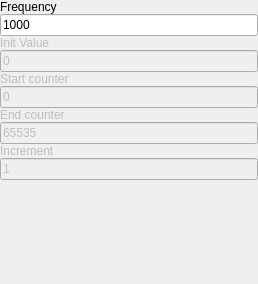
First picture: the form in ui/patterns/binarycounterpatternui.ui, repository analogdevicesinc/scopy, before the edit.
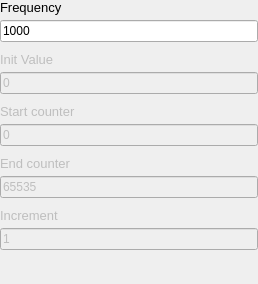
Second picture: the form after the edit.

Commit message: PatternGenerator: Fix spacing and set font size

Patch:
```diff
--- a/ui/patterns/binarycounterpatternui.ui
+++ b/ui/patterns/binarycounterpatternui.ui
@@ -30,115 +30,9 @@
     <number>0</number>
    </property>
    <property name="spacing">
-    <number>0</number>
+    <number>10</number>
    </property>
-   <item row="10" column="0">
-    <widget class="QLabel" name="label_4">
-     <property name="enabled">
-      <bool>false</bool>
-     </property>
-     <property name="text">
-      <string>Increment</string>
-     </property>
-    </widget>
-   </item>
-   <item row="9" column="0">
-    <widget class="QLineEdit" name="endEdit">
-     <property name="enabled">
-      <bool>false</bool>
-     </property>
-     <property name="text">
-      <string>65535</string>
-     </property>
-     <property name="readOnly">
-      <bool>false</bool>
-     </property>
-    </widget>
-   </item>
-   <item row="11" column="0">
-    <widget class="QLineEdit" name="incrementEdit">
-     <property name="enabled">
-      <bool>false</bool>
-     </property>
-     <property name="text">
-      <string>1</string>
-     </property>
-     <property name="readOnly">
-      <bool>true</bool>
-     </property>
-    </widget>
-   </item>
-   <item row="6" column="0">
-    <widget class="QLabel" name="label_2">
-     <property name="enabled">
-      <bool>false</bool>
-     </property>
-     <property name="text">
-      <string>Start counter</string>
-     </property>
-    </widget>
-   </item>
-   <item row="8" column="0">
-    <widget class="QLabel" name="label_3">
-     <property name="enabled">
-      <bool>false</bool>
-     </property>
-     <property name="text">
-      <string>End counter</string>
-     </property>
-    </widget>
-   </item>
-   <item row="1" column="0">
-    <widget class="QLabel" name="label">
-     <property name="text">
-      <string>Frequency</string>
-     </property>
-    </widget>
-   </item>
-   <item row="4" column="0">
-    <widget class="QLabel" name="label_5">
-     <property name="enabled">
-      <bool>false</bool>
-     </property>
-     <property name="text">
-      <string>Init Value</string>
-     </property>
-    </widget>
-   </item>
-   <item row="3" column="0">
-    <widget class="QLineEdit" name="frequency_LE">
-     <property name="text">
-      <string>1000</string>
-     </property>
-    </widget>
-   </item>
-   <item row="5" column="0">
-    <widget class="QLineEdit" name="inittval_LE">
-     <property name="enabled">
-      <bool>false</bool>
-     </property>
-     <property name="text">
-      <string>0</string>
-     </property>
-    </widget>
-   </item>
-   <item row="7" column="0">
-    <widget class="QLineEdit" name="startEdit">
-     <property name="enabled">
-      <bool>false</bool>
-     </property>
-     <property name="inputMask">
-      <string/>
-     </property>
-     <property name="text">
-      <string>0</string>
-     </property>
-     <property name="readOnly">
-      <bool>true</bool>
-     </property>
-    </widget>
-   </item>
-   <item row="12" column="0">
+   <item row="16" column="0">
     <spacer name="verticalSpacer">
      <property name="orientation">
       <enum>Qt::Vertical</enum>
@@ -151,6 +45,177 @@
      </property>
     </spacer>
    </item>
+   <item row="5" column="0">
+    <layout class="QVBoxLayout" name="verticalLayout_2">
+     <property name="spacing">
+      <number>5</number>
+     </property>
+     <property name="topMargin">
+      <number>0</number>
+     </property>
+     <item>
+      <widget class="QLabel" name="label_5">
+       <property name="enabled">
+        <bool>false</bool>
+       </property>
+       <property name="styleSheet">
+        <string notr="true">font-size: 13px;</string>
+       </property>
+       <property name="text">
+        <string>Init Value</string>
+       </property>
+      </widget>
+     </item>
+     <item>
+      <widget class="QLineEdit" name="inittval_LE">
+       <property name="enabled">
+        <bool>false</bool>
+       </property>
+       <property name="text">
+        <string>0</string>
+       </property>
+      </widget>
+     </item>
+    </layout>
+   </item>
+   <item row="4" column="0">
+    <layout class="QVBoxLayout" name="verticalLayout">
+     <property name="spacing">
+      <number>5</number>
+     </property>
+     <property name="topMargin">
+      <number>0</number>
+     </property>
+     <item>
+      <widget class="QLabel" name="label">
+       <property name="styleSheet">
+        <string notr="true">font-size: 13px;</string>
+       </property>
+       <property name="text">
+        <string>Frequency</string>
+       </property>
+      </widget>
+     </item>
+     <item>
+      <widget class="QLineEdit" name="frequency_LE">
+       <property name="text">
+        <string>1000</string>
+       </property>
+      </widget>
+     </item>
+    </layout>
+   </item>
+   <item row="8" column="0">
+    <layout class="QVBoxLayout" name="verticalLayout_3">
+     <property name="spacing">
+      <number>5</number>
+     </property>
+     <property name="topMargin">
+      <number>0</number>
+     </property>
+     <item>
+      <widget class="QLabel" name="label_2">
+       <property name="enabled">
+        <bool>false</bool>
+       </property>
+       <property name="styleSheet">
+        <string notr="true">font-size: 13px;</string>
+       </property>
+       <property name="text">
+        <string>Start counter</string>
+       </property>
+      </widget>
+     </item>
+     <item>
+      <widget class="QLineEdit" name="startEdit">
+       <property name="enabled">
+        <bool>false</bool>
+       </property>
+       <property name="inputMask">
+        <string/>
+       </property>
+       <property name="text">
+        <string>0</string>
+       </property>
+       <property name="readOnly">
+        <bool>true</bool>
+       </property>
+      </widget>
+     </item>
+    </layout>
+   </item>
+   <item row="11" column="0">
+    <layout class="QVBoxLayout" name="verticalLayout_4">
+     <property name="spacing">
+      <number>5</number>
+     </property>
+     <property name="topMargin">
+      <number>0</number>
+     </property>
+     <item>
+      <widget class="QLabel" name="label_3">
+       <property name="enabled">
+        <bool>false</bool>
+       </property>
+       <property name="styleSheet">
+        <string notr="true">font-size: 13px;</string>
+       </property>
+       <property name="text">
+        <string>End counter</string>
+       </property>
+      </widget>
+     </item>
+     <item>
+      <widget class="QLineEdit" name="endEdit">
+       <property name="enabled">
+        <bool>false</bool>
+       </property>
+       <property name="text">
+        <string>65535</string>
+       </property>
+       <property name="readOnly">
+        <bool>false</bool>
+       </property>
+      </widget>
+     </item>
+    </layout>
+   </item>
+   <item row="13" column="0">
+    <layout class="QVBoxLayout" name="verticalLayout_5">
+     <property name="spacing">
+      <number>5</number>
+     </property>
+     <property name="topMargin">
+      <number>0</number>
+     </property>
+     <item>
+      <widget class="QLabel" name="label_4">
+       <property name="enabled">
+        <bool>false</bool>
+       </property>
+       <property name="styleSheet">
+        <string notr="true">font-size: 13px;</string>
+       </property>
+       <property name="text">
+        <string>Increment</string>
+       </property>
+      </widget>
+     </item>
+     <item>
+      <widget class="QLineEdit" name="incrementEdit">
+       <property name="enabled">
+        <bool>false</bool>
+       </property>
+       <property name="text">
+        <string>1</string>
+       </property>
+       <property name="readOnly">
+        <bool>true</bool>
+       </property>
+      </widget>
+     </item>
+    </layout>
+   </item>
   </layout>
  </widget>
  <resources/>
```
The commit also changes 8 other files.
